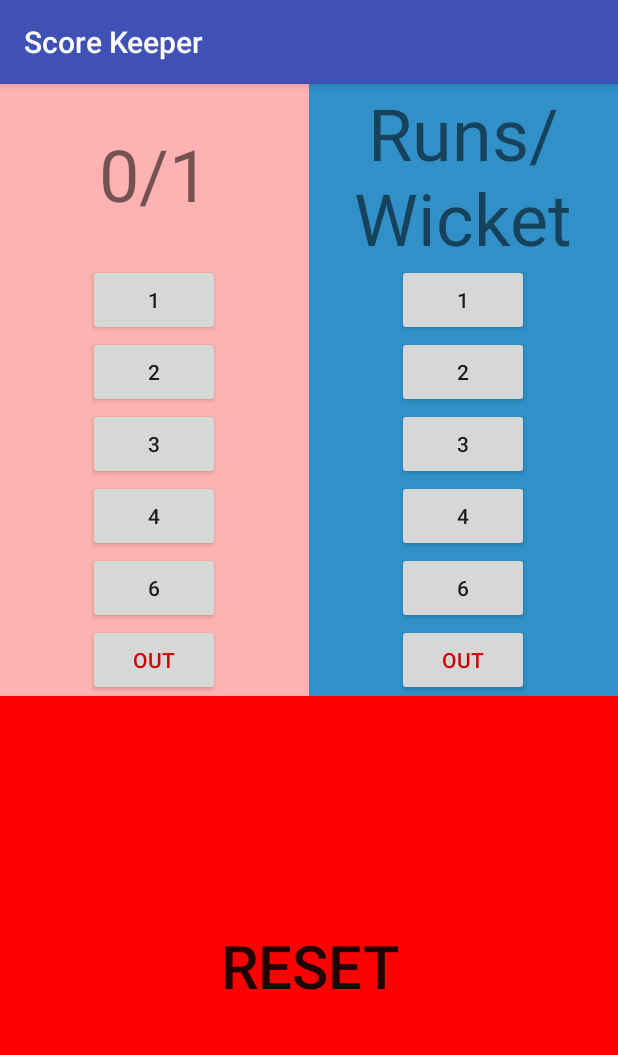
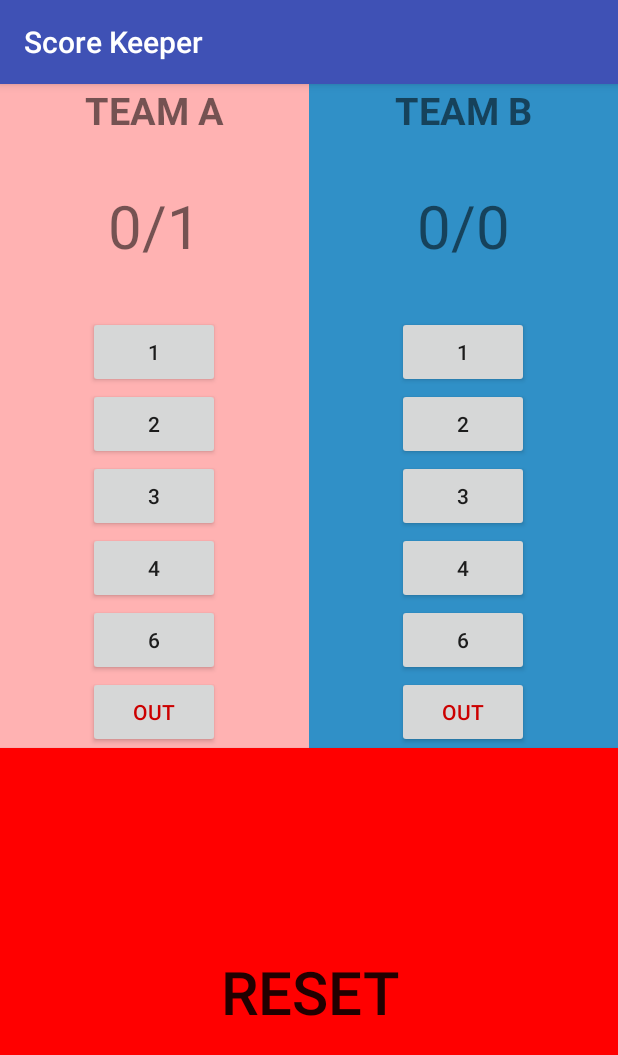
Before and after one commit to vithumathi/Android-Applications, an Android app: the screen it shows after launch (MainActivity), after a tap on "OUT", on a phone screen of 412 x 824 dp. Shown: the top 1055 px of the screen. Run offline under Robolectric (Android 15) with nearby library versions, the light colour scheme and no system bars.

Commit message:
added dimension, color, and string xml files

```diff
--- a/ScoreKeeper/app/src/main/java/com/mathiap/scorekeeper/MainActivity.java
+++ b/ScoreKeeper/app/src/main/java/com/mathiap/scorekeeper/MainActivity.java
@@ -7,18 +7,32 @@ import android.widget.Button;
 import android.widget.TextView;
 
 public class MainActivity extends AppCompatActivity {
-
     TextView scoreViewA;
     TextView scoreViewB;
-    Button oneA, twoA, threeA, fourA, sixA, outA, oneB, twoB, threeB, fourB, sixB, outB, reset;
-
-    int ttlRunA = 0, ttlRunB = 0, ttlOutA = 0, ttlOutB = 0;
+    Button oneA;
+    Button twoA;
+    Button threeA;
+    Button fourA;
+    Button sixA;
+    Button outA;
+    Button oneB;
+    Button twoB;
+    Button threeB;
+    Button fourB;
+    Button sixB;
+    Button outB;
+    Button reset;
+    Team teamA;
+    Team teamB;
+    int ttlRunA = 0;
+    int ttlRunB = 0;
+    int ttlOutA = 0;
+    int ttlOutB = 0;
 
     @Override
     protected void onCreate(Bundle savedInstanceState) {
         super.onCreate(savedInstanceState);
         setContentView(R.layout.activity_main);
-
         scoreViewA = (TextView) findViewById(R.id.scoreView1);
         scoreViewB = (TextView) findViewById(R.id.scoreView2);
         oneA = (Button) findViewById(R.id.oneRun1);
@@ -34,66 +48,45 @@ public class MainActivity extends AppCompatActivity {
         sixB = (Button) findViewById(R.id.sixRun1);
         outB = (Button) findViewById(R.id.out2);
         reset = (Button) findViewById(R.id.reset);
-        int ttlRunA = 0, ttlRunB = 0, ttlOutA = 0, ttlOutB = 0;
-    }
-
-    public void displayScoreA(int ttlRunA, int ttlOutA) {
-        scoreViewA.setText(ttlRunA + "/" + ttlOutA);
-    }
-
-    public void displayScoreB(int ttlRunB, int ttlOutB) {
-        scoreViewB.setText(ttlRunB + "/" + ttlOutB);
+        teamA = new Team();
+        teamB = new Team();
+        ttlRunA = 0;
+        ttlRunB = 0;
+        ttlOutA = 0;
+        ttlOutB = 0;
     }
 
     public void onClick(View v) {
         int id = v.getId();
-
         if (id == R.id.oneRun1) {
-            ttlRunA += 1;
-            displayScoreA(ttlRunA, ttlOutA);
+            teamA.addScore(1);
         } else if (id == R.id.twoRun1) {
-            ttlRunA += 2;
-            displayScoreA(ttlRunA, ttlOutA);
+            teamA.addScore(2);
         } else if (id == R.id.threeRun1) {
-            ttlRunA += 3;
-            displayScoreA(ttlRunA, ttlOutA);
+            teamA.addScore(3);
         } else if (id == R.id.fourRun1) {
-            ttlRunA += 4;
-            displayScoreA(ttlRunA, ttlOutA);
+            teamA.addScore(4);
         } else if (id == R.id.sixRun1) {
-            ttlRunA += 6;
-            displayScoreA(ttlRunA, ttlOutA);
+            teamA.addScore(6);
         } else if (id == R.id.out1) {
-            ttlOutA += 1;
-            displayScoreA(ttlRunA, ttlOutA);
+            teamA.out();
         } else if (id == R.id.oneRun2) {
-            ttlRunB += 1;
-            displayScoreB(ttlRunB, ttlOutB);
+            teamB.addScore(1);
         } else if (id == R.id.twoRun2) {
-            ttlRunB += 2;
-            displayScoreB(ttlRunB, ttlOutB);
+            teamB.addScore(2);
         } else if (id == R.id.threeRun2) {
-            ttlRunB += 3;
-            displayScoreB(ttlRunB, ttlOutB);
+            teamB.addScore(3);
         } else if (id == R.id.fourRun2) {
-            ttlRunB += 4;
-            displayScoreB(ttlRunB, ttlOutB);
+            teamB.addScore(4);
         } else if (id == R.id.sixRun2) {
-            ttlRunB += 6;
-            displayScoreB(ttlRunB, ttlOutB);
+            teamB.addScore(6);
         } else if (id == R.id.out2) {
-            ttlOutB += 1;
-            displayScoreB(ttlRunB, ttlOutB);
-        } else if (id == R.id.reset){
-
-            ttlRunA = 0;
-            ttlOutA = 0;
-            ttlRunB = 0;
-            ttlOutB = 0;
-            displayScoreA(ttlRunA, ttlOutA);
-            displayScoreB(ttlRunB, ttlOutB);
+            teamB.out();
+        } else if (id == R.id.reset) {
+            teamA.reset();
+            teamB.reset();
         }
-
-
+        scoreViewA.setText(teamA.getScore());
+        scoreViewB.setText(teamB.getScore());
     }
 }
--- /dev/null
+++ b/ScoreKeeper/app/src/main/java/com/mathiap/scorekeeper/Team.java
@@ -0,0 +1,45 @@
+package com.mathiap.scorekeeper;
+
+/**
+ * This class represent a team and its score
+ * Created by Vithu on 2018-11-26.
+ */
+
+public class Team {
+
+    // State
+    int ttlScore;
+    int ttlOut;
+
+    // Constructor
+    public Team(){
+        this.ttlScore = 0;
+        this.ttlOut = 0;
+    }
+
+    // Methods
+    public int getTtlScore() {
+        return ttlScore;
+    }
+
+    public void addScore(int score) {
+        this.ttlScore += score;
+    }
+
+    public int getTtlOut() {
+        return ttlOut;
+    }
+
+    public void out() {
+        this.ttlOut += 1;
+    }
+
+    public void reset(){
+        this.ttlScore = 0;
+        this.ttlOut = 0;
+    }
+
+    public String getScore(){
+        return ttlScore + "/" + ttlOut;
+    }
+}
--- a/ScoreKeeper/app/src/main/res/layout/activity_main.xml
+++ b/ScoreKeeper/app/src/main/res/layout/activity_main.xml
@@ -16,65 +16,73 @@
             android:layout_width="0dp"
             android:layout_height="wrap_content"
             android:layout_weight="1"
-            android:orientation="vertical"
-            android:background="#ffb2b2">
+            android:background="@color/teamAClr"
+            android:orientation="vertical">
+
+            <TextView
+                android:layout_width="match_parent"
+                android:layout_height="wrap_content"
+                android:gravity="center"
+                android:text="@string/team_a"
+                android:textSize="25sp"
+                android:textStyle="bold" />
 
             <TextView
                 android:id="@+id/scoreView1"
                 android:layout_width="match_parent"
-                android:layout_height="120dp"
-                android:text="Runs/Wicket"
-                android:textSize="48sp"
-                android:gravity="center"/>
+                android:layout_height="@dimen/score_textview_height"
+                android:gravity="center"
+                android:text="@string/score_wkt"
+                android:textSize="40sp" />
 
             <Button
                 android:id="@+id/oneRun1"
                 android:layout_width="wrap_content"
                 android:layout_height="wrap_content"
-                android:text="1"
                 android:layout_gravity="center"
-                android:onClick="onClick"/>
+                android:onClick="onClick"
+                android:text="@string/one" />
 
             <Button
                 android:id="@+id/twoRun1"
                 android:layout_width="wrap_content"
                 android:layout_height="wrap_content"
-                android:text="2"
                 android:layout_gravity="center"
-                android:onClick="onClick"/>
+                android:onClick="onClick"
+                android:text="@string/two" />
 
             <Button
                 android:id="@+id/threeRun1"
                 android:layout_width="wrap_content"
                 android:layout_height="wrap_content"
-                android:text="3"
                 android:layout_gravity="center"
-                android:onClick="onClick"/>
+                android:onClick="onClick"
+                android:text="@string/three" />
 
             <Button
                 android:id="@+id/fourRun1"
                 android:layout_width="wrap_content"
                 android:layout_height="wrap_content"
-                android:text="4"
                 android:layout_gravity="center"
-                android:onClick="onClick"/>
+                android:onClick="onClick"
+                android:text="@string/four" />
 
             <Button
                 android:id="@+id/sixRun1"
                 android:layout_width="wrap_content"
                 android:layout_height="wrap_content"
-                android:text="6"
                 android:layout_gravity="center"
-                android:onClick="onClick"/>
+                android:onClick="onClick"
+                android:text="@string/six" />
 
             <Button
                 android:id="@+id/out1"
                 android:layout_width="wrap_content"
                 android:layout_height="wrap_content"
-                android:text="OUT"
-                android:textColor="@android:color/holo_red_dark"
                 android:layout_gravity="center"
-                android:onClick="onClick"/>
+                android:onClick="onClick"
+                android:text="@string/out"
+                android:textColor="@android:color/holo_red_dark" />
 
         </LinearLayout>
 
@@ -82,65 +90,73 @@
             android:layout_width="0dp"
             android:layout_height="wrap_content"
             android:layout_weight="1"
-            android:orientation="vertical"
-            android:background="#3090C7">
+            android:background="@color/teamBClr"
+            android:orientation="vertical">
+
+            <TextView
+                android:layout_width="match_parent"
+                android:layout_height="wrap_content"
+                android:gravity="center"
+                android:text="@string/team_b"
+                android:textSize="25sp"
+                android:textStyle="bold" />
 
             <TextView
                 android:id="@+id/scoreView2"
                 android:layout_width="match_parent"
-                android:layout_height="120dp"
-                android:text="Runs/Wicket"
-                android:textSize="48sp"
-                android:gravity="center"/>
+                android:layout_height="@dimen/score_textview_height"
+                android:gravity="center"
+                android:text="@string/score_wkt"
+                android:textSize="40sp" />
 
             <Button
                 android:id="@+id/oneRun2"
                 android:layout_width="wrap_content"
                 android:layout_height="wrap_content"
-                android:text="1"
                 android:layout_gravity="center"
-                android:onClick="onClick"/>
+                android:onClick="onClick"
+                android:text="@string/one" />
 
             <Button
                 android:id="@+id/twoRun2"
                 android:layout_width="wrap_content"
                 android:layout_height="wrap_content"
-                android:text="2"
                 android:layout_gravity="center"
-                android:onClick="onClick"/>
+                android:onClick="onClick"
+                android:text="@string/two" />
 
             <Button
                 android:id="@+id/threeRun2"
                 android:layout_width="wrap_content"
                 android:layout_height="wrap_content"
-                android:text="3"
                 android:layout_gravity="center"
-                android:onClick="onClick"/>
+                android:onClick="onClick"
+                android:text="@string/three" />
 
             <Button
                 android:id="@+id/fourRun2"
                 android:layout_width="wrap_content"
                 android:layout_height="wrap_content"
-                android:text="4"
                 android:layout_gravity="center"
-                android:onClick="onClick"/>
+                android:onClick="onClick"
+                android:text="@string/four" />
 
             <Button
                 android:id="@+id/sixRun2"
                 android:layout_width="wrap_content"
                 android:layout_height="wrap_content"
-                android:text="6"
                 android:layout_gravity="center"
-                android:onClick="onClick"/>
+                android:onClick="onClick"
+                android:text="@string/six" />
 
             <Button
                 android:id="@+id/out2"
                 android:layout_width="wrap_content"
                 android:layout_height="wrap_content"
-                android:text="OUT"
-                android:textColor="@android:color/holo_red_dark"
                 android:layout_gravity="center"
-                android:onClick="onClick"/>
+                android:onClick="onClick"
+                android:text="@string/out"
+                android:textColor="@android:color/holo_red_dark" />
 
 
         </LinearLayout>
@@ -151,13 +167,10 @@
         android:id="@+id/reset"
         android:layout_width="match_parent"
         android:layout_height="match_parent"
-        android:text="RESET"
-        android:textSize="40sp"
-        android:background="#ff00"
         android:layout_gravity="center"
-        android:onClick="onClick"/>
-
-
-
+        android:background="@color/resetBtnClr"
+        android:onClick="onClick"
+        android:text="@string/reset"
+        android:textSize="@dimen/resetBtn_font_size" />
 
 </LinearLayout>
--- a/ScoreKeeper/app/src/main/res/values/colors.xml
+++ b/ScoreKeeper/app/src/main/res/values/colors.xml
@@ -3,4 +3,7 @@
     <color name="colorPrimary">#3F51B5</color>
     <color name="colorPrimaryDark">#303F9F</color>
     <color name="colorAccent">#FF4081</color>
+    <color name="teamAClr">#FFB2B2</color>
+    <color name="teamBClr">#3090C7</color>
+    <color name="resetBtnClr">#FF0000</color>
 </resources>
--- /dev/null
+++ b/ScoreKeeper/app/src/main/res/values/dimen.xml
@@ -0,0 +1,5 @@
+<?xml version="1.0" encoding="utf-8"?>
+<resources>
+    <dimen name="score_textview_height">120dp</dimen>
+    <dimen name="resetBtn_font_size">40sp</dimen>
+</resources>
--- a/ScoreKeeper/app/src/main/res/values/strings.xml
+++ b/ScoreKeeper/app/src/main/res/values/strings.xml
@@ -1,3 +1,17 @@
 <resources>
     <string name="app_name">Score Keeper</string>
+
+    <string name="team_a">TEAM A</string>
+    <string name="team_b">TEAM B</string>
+    <string name="score_wkt">Runs/Wicket</string>
+    <string name="reset">RESET</string>
+    <string name="out">OUT</string>
+
+    <string name="one">1</string>
+    <string name="two">2</string>
+    <string name="three">3</string>
+    <string name="four">4</string>
+    <string name="six">6</string>
+
+
 </resources>
```
